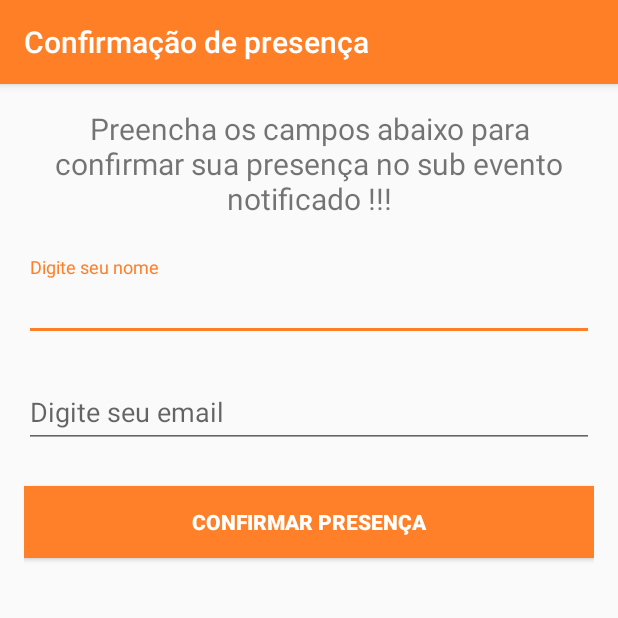
After one commit to Gnsoares22/iEventBe, an Android app: the ConfirmacaoActivity screen opened directly, with no data from a screen before it, on a phone screen of 412 x 824 dp, the top half of it. The commit adds this screen. Run offline under Robolectric (Android 15) with nearby library versions, the phone set to English and light mode, and no system bars; Roboto replaces fonts that are not available here.

Commit message:
Multiplas requisições

```diff
--- a/app/build.gradle
+++ b/app/build.gradle
@@ -28,4 +28,5 @@ dependencies {
     androidTestImplementation 'com.android.support.test.espresso:espresso-core:3.0.2'
     implementation 'com.android.support:cardview-v7:28.0.0'
     implementation 'com.android.support:recyclerview-v7:28.0.0'
+    implementation 'com.android.support:design:28.0.0'
 }
--- /dev/null
+++ b/app/src/main/java/com/example/ieventbe/Beacon/ConfirmacaoActivity.java
@@ -0,0 +1,52 @@
+package com.example.ieventbe.Beacon;
+
+import android.Manifest;
+import android.annotation.TargetApi;
+import android.app.Activity;
+import android.content.Context;
+import android.content.pm.PackageManager;
+import android.os.Build;
+import android.support.annotation.RequiresApi;
+import android.support.v4.app.ActivityCompat;
+import android.support.v7.app.AppCompatActivity;
+import android.os.Bundle;
+import android.telephony.TelephonyManager;
+import android.widget.EditText;
+import android.widget.TextView;
+
+import com.example.ieventbe.R;
+
+public class ConfirmacaoActivity extends AppCompatActivity {
+
+
+    @TargetApi(Build.VERSION_CODES.O)
+    @RequiresApi(api = Build.VERSION_CODES.M)
+    @Override
+    protected void onCreate(Bundle savedInstanceState) {
+        super.onCreate(savedInstanceState);
+        setContentView(R.layout.activity_confirmacao);
+        TextView telefone = (TextView) findViewById(R.id.txtTelefone);
+
+        getSupportActionBar().setTitle("Confirmação de presença");
+
+
+        TelephonyManager telephonyManager = (TelephonyManager) this.getSystemService(Context.TELEPHONY_SERVICE);
+
+        //valida se as permissões de pegar o telefone foram concedidas pelo o usuário
+
+        if (ActivityCompat.checkSelfPermission(this, Manifest.permission.READ_SMS) != PackageManager.PERMISSION_GRANTED && ActivityCompat.checkSelfPermission(this, Manifest.permission.READ_PHONE_NUMBERS) != PackageManager.PERMISSION_GRANTED && ActivityCompat.checkSelfPermission(this, Manifest.permission.READ_PHONE_STATE) != PackageManager.PERMISSION_GRANTED) {
+
+            requestPermissions(new String[]{Manifest.permission.READ_PHONE_STATE}, 1234);
+
+        } else {
+
+            String numero = telephonyManager.getLine1Number();
+            telefone.setText(numero);
+
+        }
+
+
+
+    }
+
+}
--- /dev/null
+++ b/app/src/main/res/layout/activity_confirmacao.xml
@@ -0,0 +1,77 @@
+<?xml version="1.0" encoding="utf-8"?>
+<LinearLayout xmlns:android="http://schemas.android.com/apk/res/android"
+    xmlns:app="http://schemas.android.com/apk/res-auto"
+    xmlns:tools="http://schemas.android.com/tools"
+    android:layout_width="match_parent"
+    android:layout_height="match_parent"
+    android:orientation="vertical"
+    android:padding="16dp"
+    tools:context=".Beacon.ConfirmacaoActivity">
+
+
+    <TextView
+        android:layout_width="match_parent"
+        android:layout_height="wrap_content"
+        android:layout_gravity="center"
+        android:layout_marginBottom="25dp"
+        android:gravity="center"
+        android:text="Preencha os campos abaixo para confirmar sua presença no sub evento notificado !!!"
+        android:textSize="20sp" />
+
+    <android.support.design.widget.TextInputLayout
+        android:layout_width="match_parent"
+        android:layout_height="wrap_content">
+
+        <android.support.design.widget.TextInputEditText
+            android:id="@+id/txtNome"
+            android:layout_width="match_parent"
+            android:layout_height="match_parent"
+            android:layout_marginTop="10dp"
+            android:layout_marginBottom="15dp"
+            android:hint="Digite seu nome"
+            android:inputType="textPersonName">
+
+
+        </android.support.design.widget.TextInputEditText>
+
+    </android.support.design.widget.TextInputLayout>
+
+
+
+    <android.support.design.widget.TextInputLayout
+        android:layout_width="match_parent"
+        android:layout_height="wrap_content">
+
+        <android.support.design.widget.TextInputEditText
+            android:id="@+id/txtEmail"
+            android:layout_width="match_parent"
+            android:layout_height="match_parent"
+            android:layout_marginTop="5dp"
+            android:hint="Digite seu email"
+            android:inputType="textEmailAddress">
+
+
+        </android.support.design.widget.TextInputEditText>
+
+    </android.support.design.widget.TextInputLayout>
+
+    <Button
+        android:id="@+id/button"
+        android:layout_width="match_parent"
+        android:layout_height="wrap_content"
+        android:layout_marginTop="25dp"
+        android:background="#FF8029"
+        android:text="Confirmar presença"
+        android:textColor="#FFFFFF"
+        android:textStyle="bold" />
+
+    <TextView
+        android:id="@+id/txtTelefone"
+        android:layout_width="match_parent"
+        android:layout_height="wrap_content"
+        android:layout_marginTop="60dp"
+        android:text="TextView"
+        android:textSize="24sp" />
+
+
+</LinearLayout>
```
Also changed, not shown: app/src/main/AndroidManifest.xml (+7 -2 lines), app/src/main/java/com/example/ieventbe/Usuario/UsuarioActivity.java (+17 -10 lines), app/src/main/res/layout/activity_usuario.xml (+14 -0 lines).
